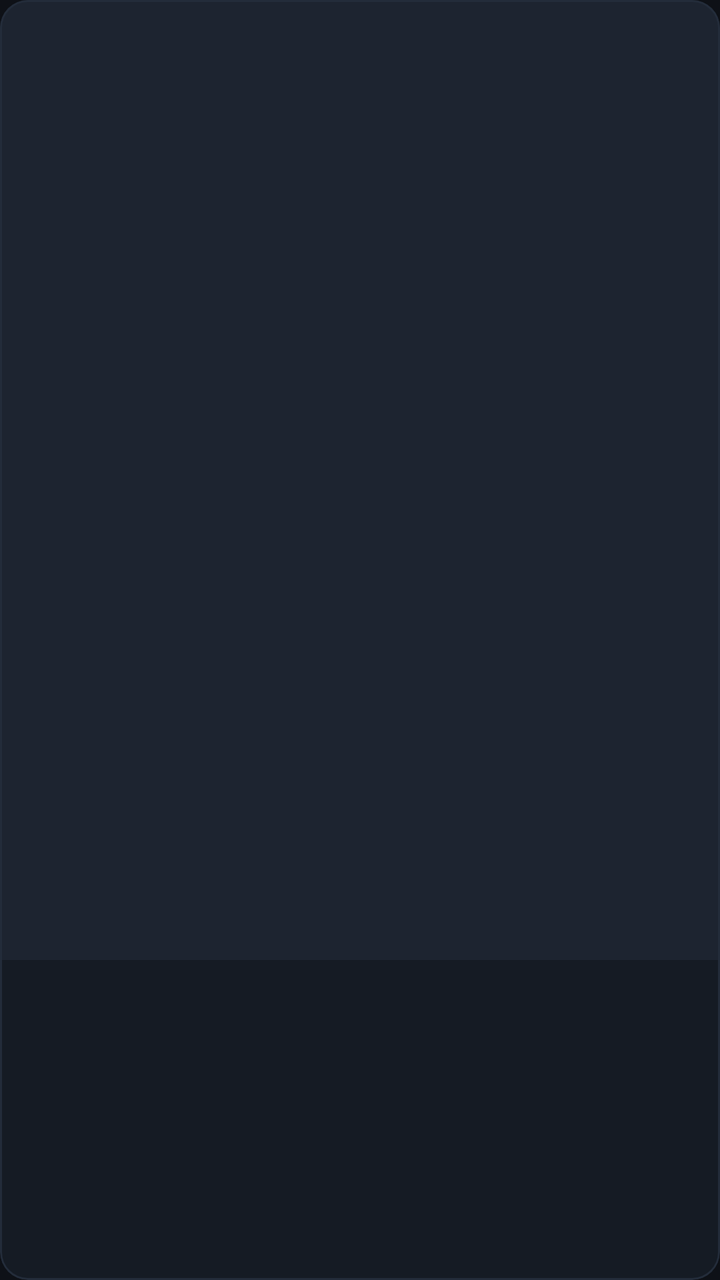
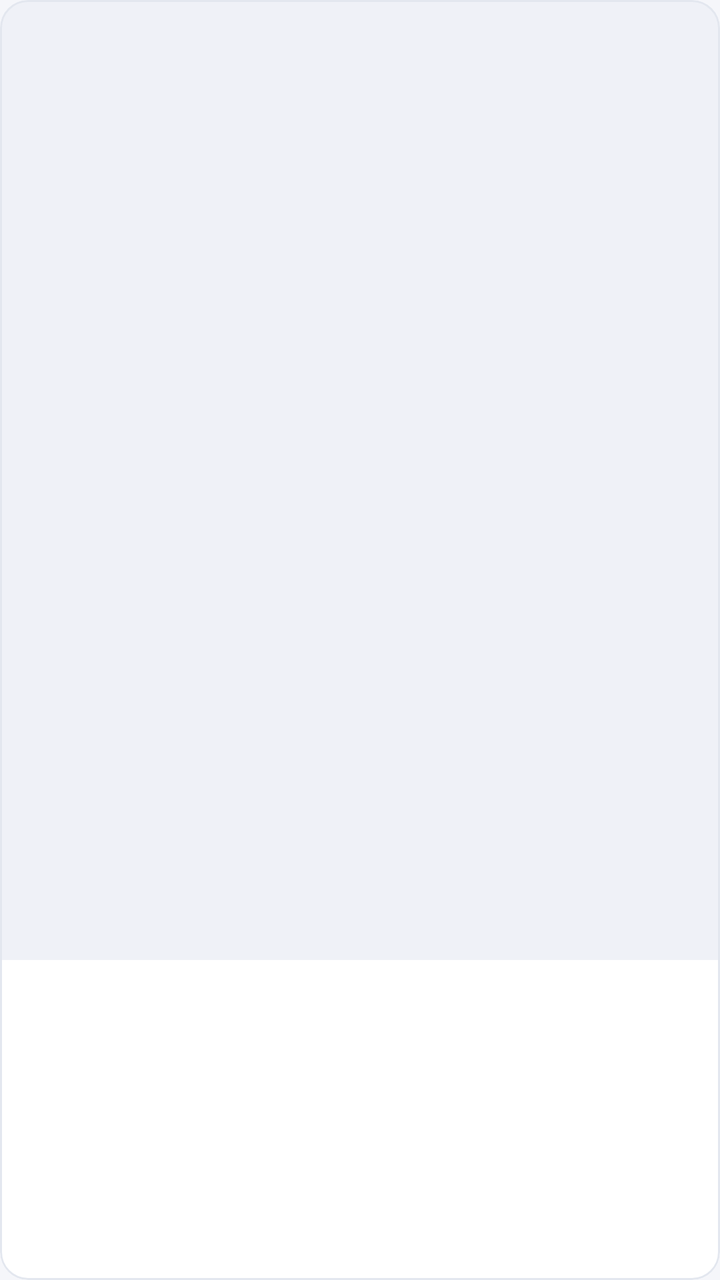

Before-and-after screenshots of an Android layout around one commit, followed by the original layout XML and the change that was made.
<!-- AndroidManifest.xml: application theme Theme.JJLive -->
<!-- res/layout/item_room.xml -->
<?xml version="1.0" encoding="utf-8"?>
<com.google.android.material.card.MaterialCardView
    xmlns:android="http://schemas.android.com/apk/res/android"
    xmlns:app="http://schemas.android.com/apk/res-auto"
    android:layout_width="match_parent"
    android:layout_height="wrap_content"
    android:layout_margin="6dp"
    android:clickable="true"
    android:focusable="true"
    app:cardBackgroundColor="#151B24"
    app:cardCornerRadius="14dp"
    app:cardElevation="0dp"
    app:strokeColor="#232C3A"
    app:strokeWidth="1dp">

    <androidx.constraintlayout.widget.ConstraintLayout
        android:layout_width="match_parent"
        android:layout_height="wrap_content">

        <ImageView
            android:id="@+id/cover"
            android:layout_width="0dp"
            android:layout_height="0dp"
            android:background="#1D2430"
            android:contentDescription="封面"
            android:scaleType="centerCrop"
            app:layout_constraintDimensionRatio="3:4"
            app:layout_constraintEnd_toEndOf="parent"
            app:layout_constraintStart_toStartOf="parent"
            app:layout_constraintTop_toTopOf="parent" />

        <TextView
            android:id="@+id/badge"
            android:layout_width="wrap_content"
            android:layout_height="wrap_content"
            android:layout_margin="7dp"
            android:background="@drawable/bg_badge"
            android:maxLines="1"
            android:paddingLeft="7dp"
            android:paddingTop="2dp"
            android:paddingRight="7dp"
            android:paddingBottom="2dp"
            android:textColor="#FFFFFF"
            android:textSize="10sp"
            android:visibility="gone"
            app:layout_constraintStart_toStartOf="@id/cover"
            app:layout_constraintTop_toTopOf="@id/cover" />

        <TextView
            android:id="@+id/name"
            android:layout_width="0dp"
            android:layout_height="wrap_content"
            android:layout_marginStart="10dp"
            android:layout_marginTop="8dp"
            android:layout_marginEnd="10dp"
            android:ellipsize="end"
            android:singleLine="true"
            android:textColor="#E6E9EF"
            android:textSize="13sp"
            android:textStyle="bold"
            app:layout_constraintEnd_toEndOf="parent"
            app:layout_constraintStart_toStartOf="parent"
            app:layout_constraintTop_toBottomOf="@id/cover" />

        <TextView
            android:id="@+id/title"
            android:layout_width="0dp"
            android:layout_height="wrap_content"
            android:layout_marginStart="10dp"
            android:layout_marginEnd="10dp"
            android:ellipsize="end"
            android:singleLine="true"
            android:textColor="#8B95A7"
            android:textSize="11sp"
            app:layout_constraintEnd_toEndOf="parent"
            app:layout_constraintStart_toStartOf="parent"
            app:layout_constraintTop_toBottomOf="@id/name" />

        <TextView
            android:id="@+id/meta"
            android:layout_width="0dp"
            android:layout_height="wrap_content"
            android:layout_marginStart="10dp"
            android:layout_marginTop="3dp"
            android:layout_marginEnd="10dp"
            android:layout_marginBottom="10dp"
            android:ellipsize="end"
            android:singleLine="true"
            android:textColor="#3DDC97"
            android:textSize="10sp"
            app:layout_constraintBottom_toBottomOf="parent"
            app:layout_constraintEnd_toEndOf="parent"
            app:layout_constraintStart_toStartOf="parent"
            app:layout_constraintTop_toBottomOf="@id/title" />

    </androidx.constraintlayout.widget.ConstraintLayout>
</com.google.android.material.card.MaterialCardView>
<!-- resources referenced by this layout -->
<resources>
  <!-- drawable bg_badge (drawable) -->
  <?xml version="1.0" encoding="utf-8"?>
  <shape xmlns:android="http://schemas.android.com/apk/res/android"
      android:shape="rectangle">
      <solid android:color="#CC000000" />
      <corners android:radius="6dp" />
  </shape>
  <style name="Theme.JJLive" parent="Theme.Material3.Dark.NoActionBar">
          <item name="android:statusBarColor">@color/bg</item>
          <item name="android:navigationBarColor">@color/bg</item>
          <item name="android:windowBackground">@color/bg</item>
          <item name="android:windowLightStatusBar" tools:targetApi="m">false</item>
      </style>
  <color name="bg">#FF0E1117</color>
</resources>

<!-- the commit's change to res/layout/item_room.xml (unified diff, before → after) -->
@@ -7,10 +7,10 @@
     android:layout_margin="6dp"
     android:clickable="true"
     android:focusable="true"
-    app:cardBackgroundColor="#151B24"
+    app:cardBackgroundColor="@color/surface"
     app:cardCornerRadius="14dp"
     app:cardElevation="0dp"
-    app:strokeColor="#232C3A"
+    app:strokeColor="@color/stroke"
     app:strokeWidth="1dp">
 
     <androidx.constraintlayout.widget.ConstraintLayout
@@ -21,7 +21,7 @@
             android:id="@+id/cover"
             android:layout_width="0dp"
             android:layout_height="0dp"
-            android:background="#1D2430"
+            android:background="@color/surface_alt"
             android:contentDescription="封面"
             android:scaleType="centerCrop"
             app:layout_constraintDimensionRatio="3:4"
@@ -55,7 +55,7 @@
             android:layout_marginEnd="10dp"
             android:ellipsize="end"
             android:singleLine="true"
-            android:textColor="#E6E9EF"
+            android:textColor="@color/text_primary"
             android:textSize="13sp"
             android:textStyle="bold"
             app:layout_constraintEnd_toEndOf="parent"
@@ -70,7 +70,7 @@
             android:layout_marginEnd="10dp"
             android:ellipsize="end"
             android:singleLine="true"
-            android:textColor="#8B95A7"
+            android:textColor="@color/text_secondary"
             android:textSize="11sp"
             app:layout_constraintEnd_toEndOf="parent"
             app:layout_constraintStart_toStartOf="parent"
@@ -86,7 +86,7 @@
             android:layout_marginBottom="10dp"
             android:ellipsize="end"
             android:singleLine="true"
-            android:textColor="#3DDC97"
+            android:textColor="@color/good"
             android:textSize="10sp"
             app:layout_constraintBottom_toBottomOf="parent"
             app:layout_constraintEnd_toEndOf="parent"
<!-- resource entries referenced after the edit -->
@@ -1,5 +1,11 @@
 <!-- resources referenced by this layout -->
 <resources>
+  <color name="good">#FF1F9E68</color>
+  <color name="stroke">#FFE3E7EF</color>
+  <color name="surface">#FFFFFFFF</color>
+  <color name="surface_alt">#FFEFF1F7</color>
+  <color name="text_primary">#FF12141C</color>
+  <color name="text_secondary">#FF66707F</color>
   <!-- drawable bg_badge (drawable) -->
   <?xml version="1.0" encoding="utf-8"?>
   <shape xmlns:android="http://schemas.android.com/apk/res/android"
@@ -7,12 +13,25 @@
       <solid android:color="#CC000000" />
       <corners android:radius="6dp" />
   </shape>
-  <style name="Theme.JJLive" parent="Theme.Material3.Dark.NoActionBar">
+  <style name="Theme.JJLive" parent="Theme.Material3.DayNight.NoActionBar">
           <item name="android:statusBarColor">@color/bg</item>
-          <item name="android:navigationBarColor">@color/bg</item>
+          <item name="android:navigationBarColor">@color/nav_bar</item>
           <item name="android:windowBackground">@color/bg</item>
-          <item name="android:windowLightStatusBar" tools:targetApi="m">false</item>
+          <item name="android:windowLightStatusBar" tools:targetApi="m">@bool/light_system_bar</item>
+          <item name="android:windowLightNavigationBar" tools:targetApi="o_mr1">@bool/light_system_bar</item>
+  
+          <item name="colorPrimary">@color/accent</item>
+          <item name="colorOnPrimary">@color/accent_ink</item>
+          <item name="colorSurface">@color/surface</item>
+          <item name="colorOnSurface">@color/text_primary</item>
+          <item name="android:textColorPrimary">@color/text_primary</item>
+          <item name="android:textColorSecondary">@color/text_secondary</item>
+          <item name="android:textColorHint">@color/text_hint</item>
       </style>
-  <color name="bg">#FF0E1117</color>
+  <color name="bg">#FFF5F6FA</color>
+  <color name="nav_bar">#FFFFFFFF</color>
+  <color name="accent">#FFE8437A</color>
+  <color name="accent_ink">#FFFFFFFF</color>
+  <color name="text_hint">#FF9AA3B2</color>
 </resources>
 
